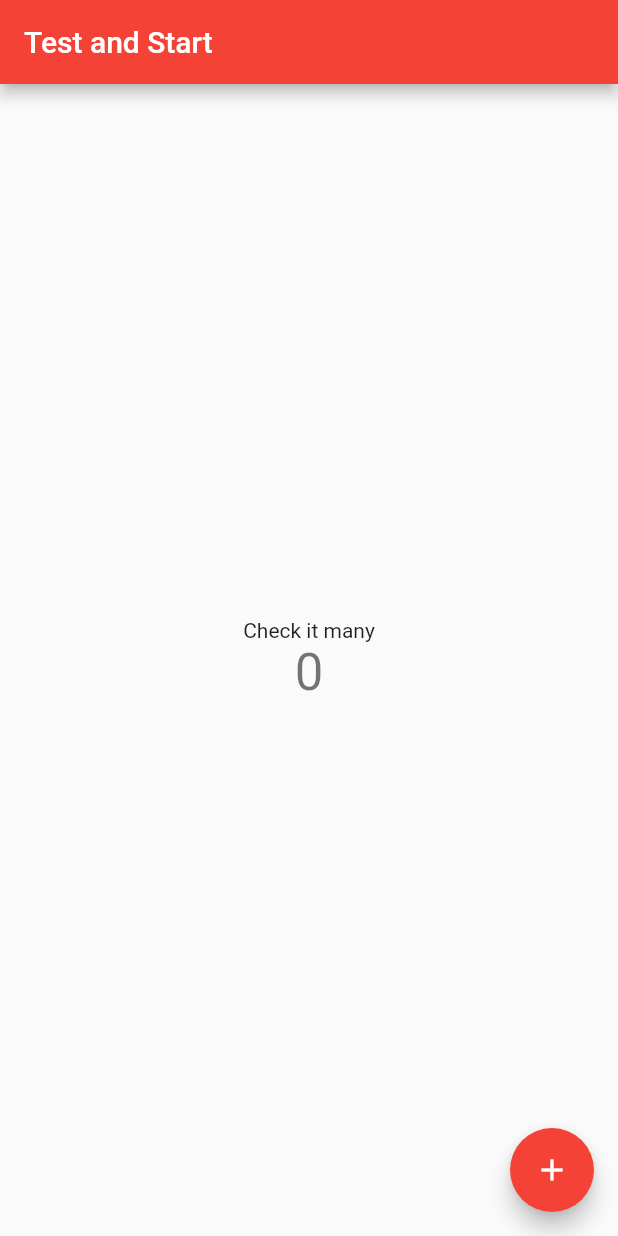
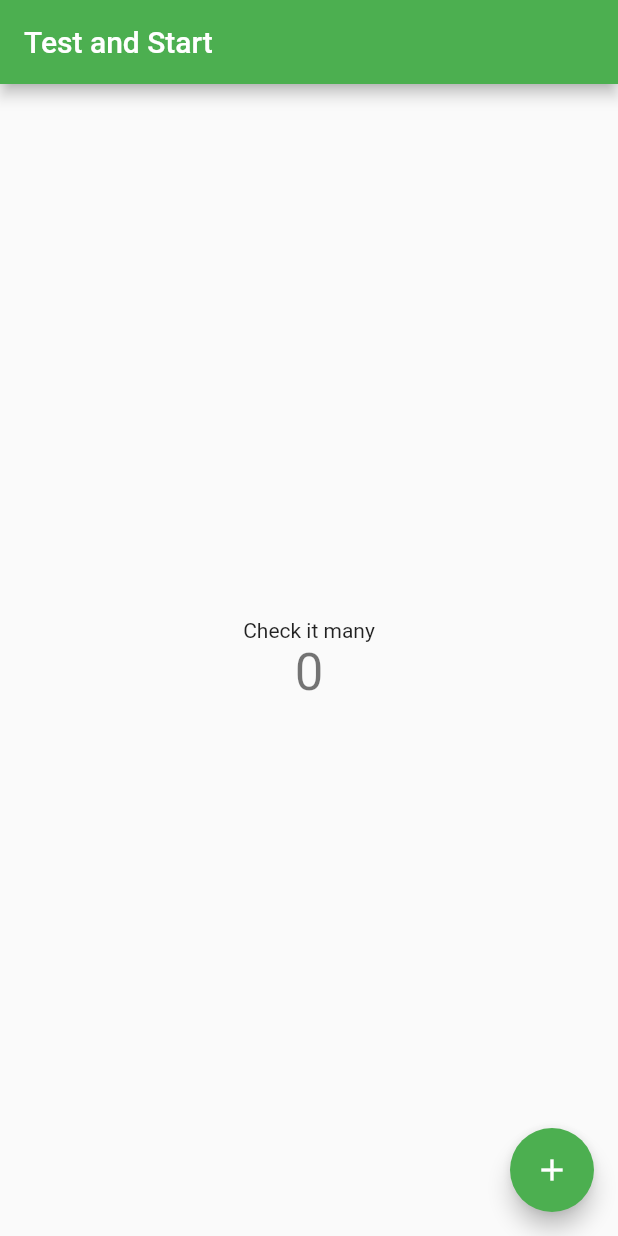
Before and after one commit to MKarimi21/FlutterDartCourse-Seraj, a Flutter app: the screen it shows after launch, on a phone screen of 412 x 824 dp. Run offline on Flutter 3.47's test engine with Material 2 defaults, Android fonts, the phone set to English and light mode, and no system bars.

```diff
--- a/section05rev02/lib/main.dart
+++ b/section05rev02/lib/main.dart
@@ -11,18 +11,12 @@ class MyApp extends StatelessWidget {
     @override
     Widget build(BuildContext context) {
         return MaterialApp(
+            debugShowCheckedModeBanner: false,
             title: 'Test App',
             theme: ThemeData(
-                // This is the theme of your application.
-                //
-                // Try running your application with "flutter run". You'll see the
-                // application has a blue toolbar. Then, without quitting the app, try
-                // changing the primarySwatch below to Colors.green and then invoke
-                // "hot reload" (press "r" in the console where you ran "flutter run",
-                // or simply save your changes to "hot reload" in a Flutter IDE).
-                // Notice that the counter didn't reset back to zero; the application
-                // is not restarted.
-                primarySwatch: Colors.red,
+                brightness: Brightness.light,
+
+                primarySwatch: Colors.green,
             ),
             home: const MyHomePage(title: 'Test and Start'),
         );
@@ -70,6 +64,7 @@ class _MyHomePageState extends State<MyHomePage> {
         // fast, so that you can just rebuild anything that needs updating rather
         // than having to individually change instances of widgets.
         return Scaffold(
+
             appBar: AppBar(
                 // Here we take the value from the MyHomePage object that was created by
                 // the App.build method, and use it to set our appbar title.
```
Also changed, not shown: section05rev02/lib/secend_class.dart (added, +16 -0 lines).
